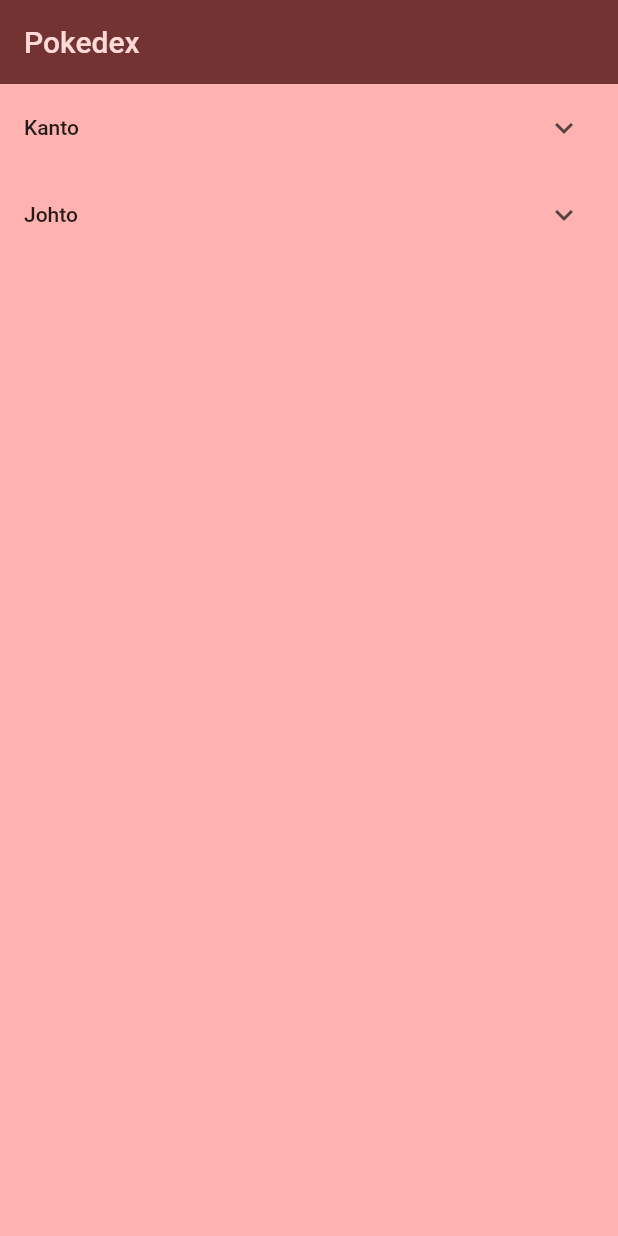
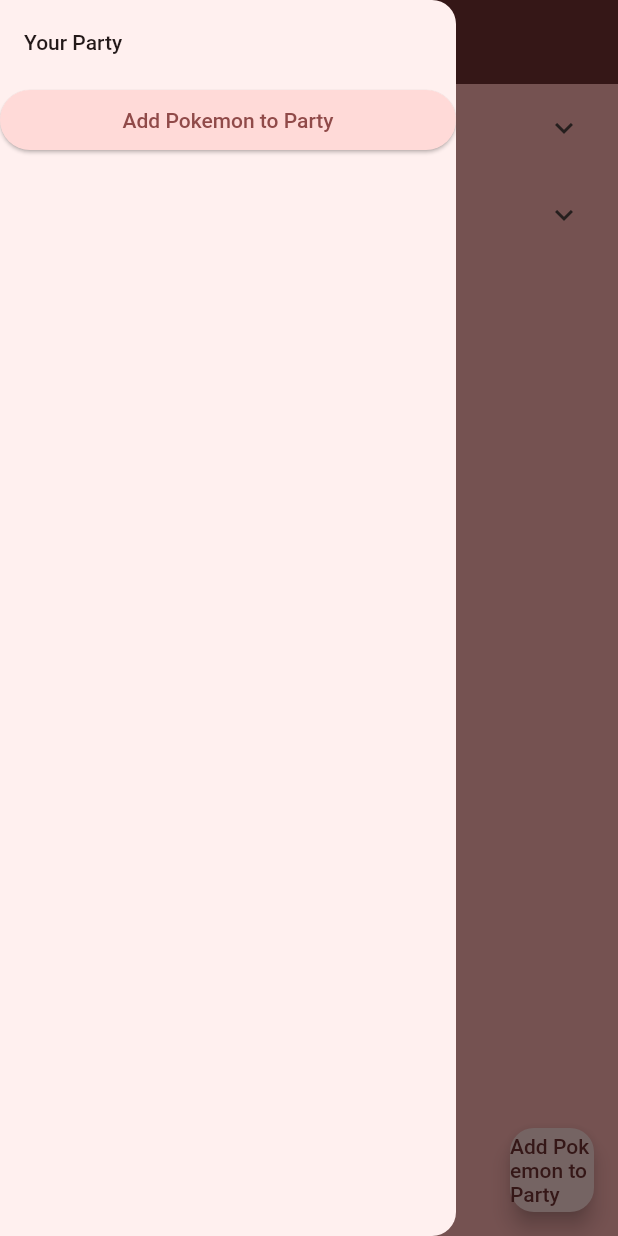
Before and after one commit to wtwente20/Flutter-Pokedex, a Flutter app: the screen it shows after launch, with the side drawer open (before the commit the screen has no drawer), on a phone screen of 412 x 824 dp. Run offline on Flutter 3.47's test engine with Material 2 defaults, Android fonts, the phone set to English and light mode, and no system bars.

Commit message:
failed pokemon party implementation, saving to rewind

```diff
--- /dev/null
+++ b/lib/screens/add_pokemon_screen.dart
@@ -0,0 +1,58 @@
+import 'package:flutter/material.dart';
+import 'package:pokedex_app/models/pokemon.dart';
+
+class AddPokemonScreen extends StatefulWidget {
+  final List<Pokemon> allPokemons; // Change the type to List<Pokemon>
+
+  AddPokemonScreen({required this.allPokemons});
+
+  @override
+  _AddPokemonScreenState createState() => _AddPokemonScreenState();
+}
+
+class _AddPokemonScreenState extends State<AddPokemonScreen> {
+  List<Pokemon> searchResults = [];
+
+  @override
+  Widget build(BuildContext context) {
+    return Scaffold(
+      appBar: AppBar(
+        title: Text('Add Pokemon to Party'),
+      ),
+      body: Column(
+        children: [
+          TextField(
+            onChanged: (value) {
+              setState(() {
+                searchResults = _searchPokemon(value, widget.allPokemons); // Use widget.allPokemons here
+              });
+            },
+            decoration: InputDecoration(hintText: "Enter Pokemon name or ID"),
+          ),
+          Expanded(
+            child: ListView.builder(
+              itemCount: searchResults.length,
+              itemBuilder: (context, index) {
+                final pokemon = searchResults[index];
+                return ListTile(
+                  title: Text(pokemon.name),
+                  leading: Image.network(pokemon.imageUrl, height: 40, width: 40),
+                  onTap: () {
+                    Navigator.pop(context, pokemon); // Return the selected pokemon
+                  },
+                );
+              },
+            ),
+          ),
+        ],
+      ),
+    );
+  }
+
+  List<Pokemon> _searchPokemon(String searchTerm, List<Pokemon> allPokemons) {
+    return allPokemons.where((pokemon) {
+      return pokemon.name.toLowerCase().contains(searchTerm.toLowerCase()) ||
+          pokemon.id.toString() == searchTerm;
+    }).toList();
+  }
+}
--- a/lib/screens/home_screen.dart
+++ b/lib/screens/home_screen.dart
@@ -1,7 +1,9 @@
 import 'package:flutter/material.dart';
 import 'package:pokedex_app/models/pokemon.dart';
 import 'package:pokedex_app/repositories/pokemon_repository.dart';
+import 'package:pokedex_app/screens/add_pokemon_screen.dart';
 import 'package:pokedex_app/screens/pokemon_screen.dart';
+import 'package:pokedex_app/widgets/pokedex_drawer.dart';
 
 import '../data/regions.dart';
 
@@ -14,6 +16,7 @@ class HomeScreen extends StatefulWidget {
 
 class _HomeScreenState extends State<HomeScreen> {
   late Future<List<Pokemon>> futurePokemons;
+  List<Pokemon> partyPokemons = [];
 
   @override
   void initState() {
@@ -26,6 +29,29 @@ class _HomeScreenState extends State<HomeScreen> {
     return Scaffold(
       appBar: AppBar(
         title: Text('Pokedex'),
+        leading: Builder(
+          builder: (context) => IconButton(
+            icon: Image.asset(
+                'assets/images/287221.png'), // Path to your pokeball asset
+            onPressed: () => Scaffold.of(context).openDrawer(),
+          ),
+        ),
+      ),
+      drawer: FutureBuilder<List<Pokemon>>(
+        future: futurePokemons,
+        builder: (context, snapshot) {
+          if (snapshot.hasData) {
+            return PokedexDrawer(
+              allPokemons: snapshot.data!,
+              partyPokemons: partyPokemons,
+            );
+          } else if (snapshot.connectionState == ConnectionState.waiting) {
+            return Drawer(child: Center(child: CircularProgressIndicator()));
+          } else {
+            // You can add more specific handling based on error type or even allow retry
+            return Drawer(child: Center(child: Text('Failed to load data')));
+          }
+        },
       ),
       body: FutureBuilder<List<Pokemon>>(
         future: futurePokemons,
@@ -58,7 +84,8 @@ class _HomeScreenState extends State<HomeScreen> {
                           Navigator.push(
                             context,
                             MaterialPageRoute(
-                        builder: (context) => PokemonScreen(pokemon: pokemon),
+                              builder: (context) =>
+                                  PokemonScreen(pokemon: pokemon),
                             ),
                           );
                         },
@@ -85,14 +112,35 @@ class _HomeScreenState extends State<HomeScreen> {
               },
             );
           } else if (snapshot.hasError) {
-      return Text('${snapshot.error}');
+            return Center(child: Text('${snapshot.error}'));
           }
 
-    // By default, show a loading spinner.
-    return CircularProgressIndicator();
+          return Center(child: CircularProgressIndicator());
         },
       ),
-
+      floatingActionButton: Builder(
+        builder: (context) => FloatingActionButton(
+          onPressed: () {
+            _navigateToAddPokemonScreen(context);
+          },
+          child: Text('Add Pokemon to Party'),
+        ),
+      ),
     );
   }
+
+  void _navigateToAddPokemonScreen(BuildContext context) async {
+    final addedPokemon = await Navigator.push(
+      context,
+      MaterialPageRoute(
+        builder: (context) => AddPokemonScreen(allPokemons: partyPokemons),
+      ),
+    );
+
+    if (addedPokemon != null) {
+      setState(() {
+        partyPokemons.add(addedPokemon);
+      });
     }
+  }
+}
--- /dev/null
+++ b/lib/widgets/pokedex_drawer.dart
@@ -0,0 +1,138 @@
+import 'package:flutter/material.dart';
+
+import '../models/pokemon.dart';
+
+class PokedexDrawer extends StatefulWidget {
+  final List<Pokemon> allPokemons;
+  final List<Pokemon> partyPokemons; // Add partyPokemons
+
+  PokedexDrawer({required this.allPokemons, required this.partyPokemons}); // Add partyPokemons to the constructor
+
+  @override
+  _PokedexDrawerState createState() => _PokedexDrawerState();
+}
+
+class _PokedexDrawerState extends State<PokedexDrawer> {
+  late TextEditingController searchController;
+  List<Pokemon> filteredPokemons = []; // Create a list to filter the search results
+
+  @override
+  void initState() {
+    super.initState();
+    searchController = TextEditingController();
+  }
+
+  @override
+  void dispose() {
+    searchController.dispose();
+    super.dispose();
+  }
+
+  List<Pokemon> searchPokemon(String searchTerm) {
+    return widget.allPokemons.where((pokemon) {
+      return pokemon.name.toLowerCase().contains(searchTerm.toLowerCase()) ||
+          pokemon.id.toString() == searchTerm;
+    }).toList();
+  }
+
+  Future<void> _displaySearchDialog(BuildContext context) async {
+    String? searchTerm;
+
+    return showDialog<void>(
+      context: context,
+      builder: (BuildContext context) {
+        return StatefulBuilder(
+          builder: (BuildContext context, StateSetter setState) {
+            return AlertDialog(
+              title: Text('Search Pokemon'),
+              content: ConstrainedBox(
+                constraints: BoxConstraints(
+                  maxHeight: MediaQuery.of(context).size.height * 0.7,
+                ),
+                child: Column(
+                  mainAxisSize: MainAxisSize.min,
+                  children: [
+                    TextField(
+                      onChanged: (value) {
+                        setState(() {
+                          searchTerm = value;
+                          filteredPokemons = searchPokemon(searchTerm!);
+                        });
+                      },
+                      decoration: InputDecoration(hintText: "Enter Pokemon name or ID"),
+                    ),
+                    SizedBox(height: 20.0),
+                    Container(
+                      height: 200,
+                      child: ListView.builder(
+                        itemCount: filteredPokemons.length,
+                        itemBuilder: (context, index) {
+                          final pokemon = filteredPokemons[index];
+                          return ListTile(
+                            title: Text(pokemon.name),
+                            leading: Image.network(pokemon.imageUrl, height: 40, width: 40),
+                            onTap: () {
+                              if (widget.partyPokemons.length < 6) { // Use widget.partyPokemons here
+                                setState(() {
+                                  widget.partyPokemons.add(pokemon); // Use widget.partyPokemons here
+                                });
+                                Navigator.of(context).pop();
+                              } else {
+                                // Handle party is full case
+                                // Show a snackbar or another dialog
+                              }
+                            },
+                          );
+                        },
+                      ),
+                    ),
+                  ],
+                ),
+              ),
+              actions: <Widget>[
+                TextButton(
+                  child: Text('Close'),
+                  onPressed: () {
+                    Navigator.of(context).pop();
+                  },
+                ),
+              ],
+            );
+          },
+        );
+      },
+    );
+  }
+
+  @override
+  Widget build(BuildContext context) {
+    return Drawer(
+      child: ListView(
+        shrinkWrap: true,
+        children: [
+          const ListTile(
+            title: Text('Your Party'),
+          ),
+          ...widget.partyPokemons.map((pokemon) => ListTile( // Use widget.partyPokemons here
+            title: Text(pokemon.name),
+            trailing: IconButton(
+              icon: Icon(Icons.delete),
+              onPressed: () {
+                setState(() {
+                  widget.partyPokemons.remove(pokemon); // Use widget.partyPokemons here
+                });
+              },
+            ),
+          )),
+          if (widget.partyPokemons.length < 6) // Use widget.partyPokemons here
+            ElevatedButton(
+              onPressed: () {
+                _displaySearchDialog(context);
+              },
+              child: Text('Add Pokemon to Party'),
+            ),
+        ],
+      ),
+    );
+  }
+}
--- a/pubspec.yaml
+++ b/pubspec.yaml
@@ -61,8 +61,8 @@ flutter:
   uses-material-design: true
 
   # To add assets to your application, add an assets section, like this:
-  # assets:
-  #   - images/a_dot_burr.jpeg
+  assets:
+      - assets/images/
   #   - images/a_dot_ham.jpeg
 
   # An image asset can refer to one or more resolution-specific "variants", see
```
Also changed, not shown: assets/images/287221.png (added). Lines whose indentation alone changed are shown as unchanged.
